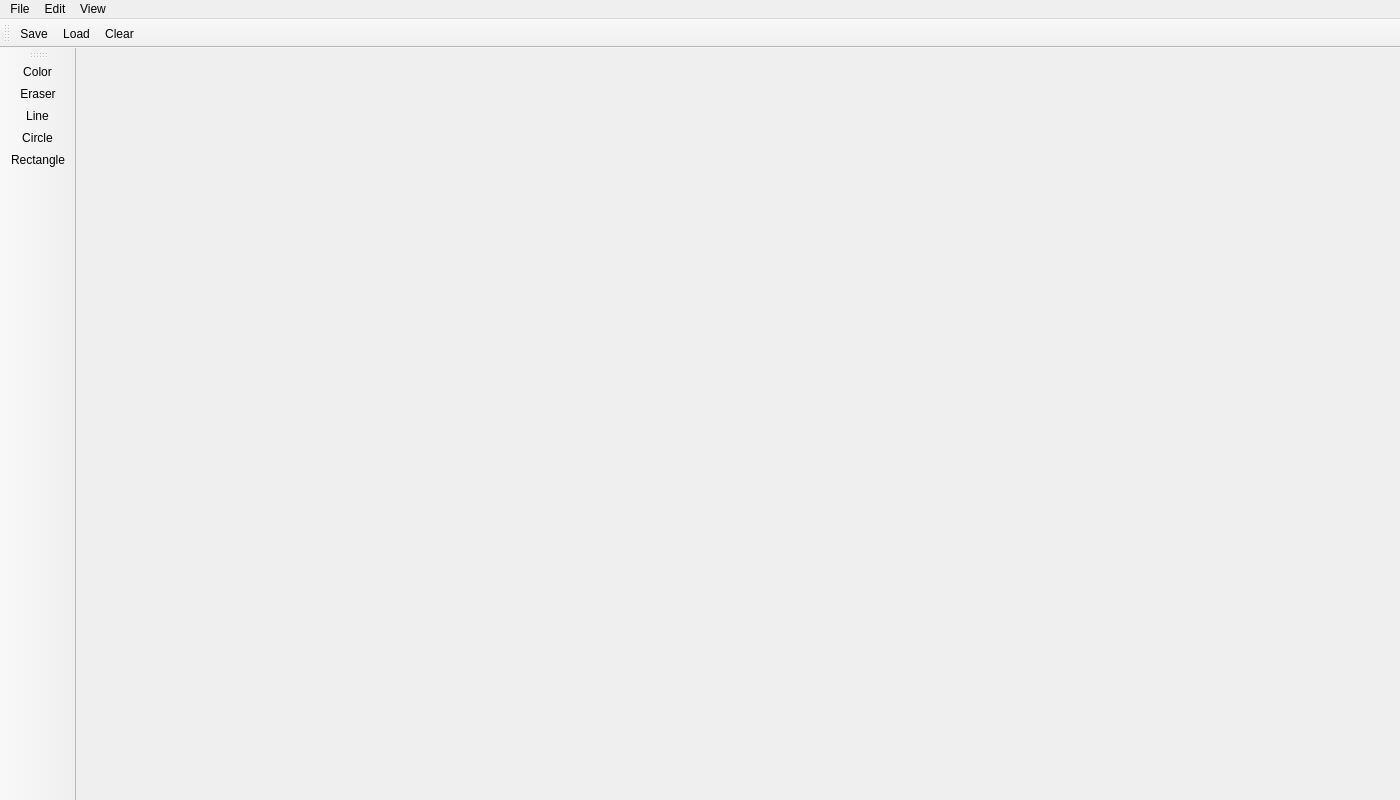
This is paint.ui in Hamtoto/Paint as Qt 5 draws it before an edit. The edited form follows.
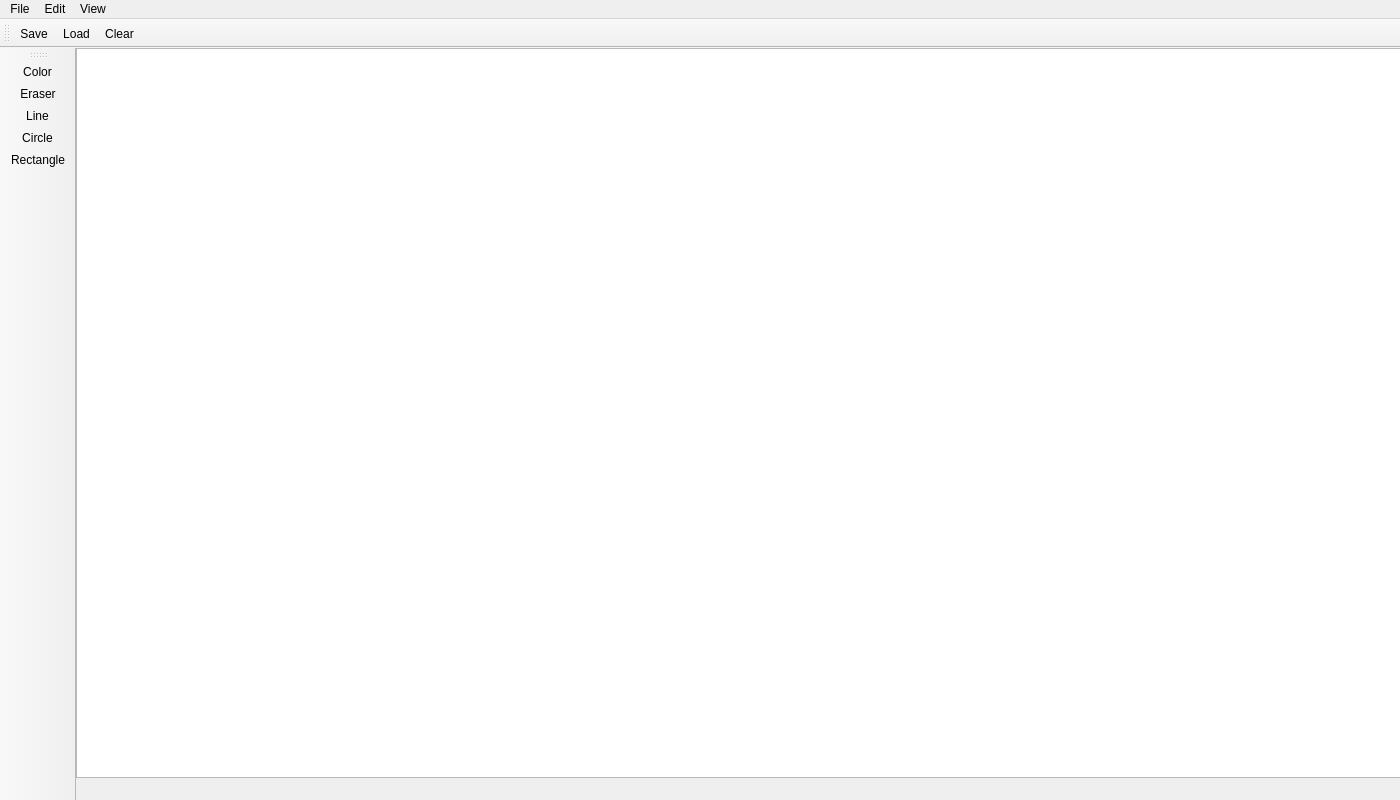
This is the edited form. Icons and pictures are not drawn.

Commit message: 그래픽 뷰 추가

Patch:
```diff
--- a/paint.ui
+++ b/paint.ui
@@ -20,7 +20,18 @@
   <property name="unifiedTitleAndToolBarOnMac">
    <bool>false</bool>
   </property>
-  <widget class="QWidget" name="centralwidget"/>
+  <widget class="QWidget" name="centralwidget">
+   <widget class="QGraphicsView" name="graphicsView">
+    <property name="geometry">
+     <rect>
+      <x>0</x>
+      <y>0</y>
+      <width>1360</width>
+      <height>730</height>
+     </rect>
+    </property>
+   </widget>
+  </widget>
   <widget class="QMenuBar" name="menubar">
    <property name="geometry">
     <rect>
```
Left out of the diff: 18 changed lines with no effect on the pictures. The commit also changes 1 other file.
